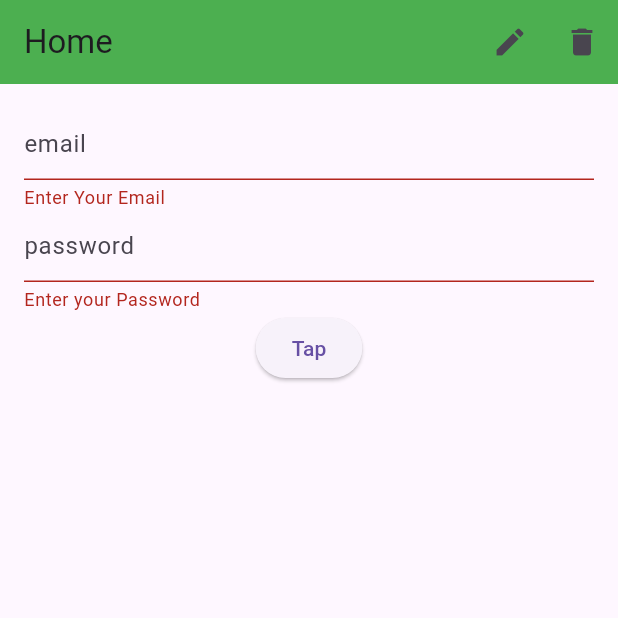
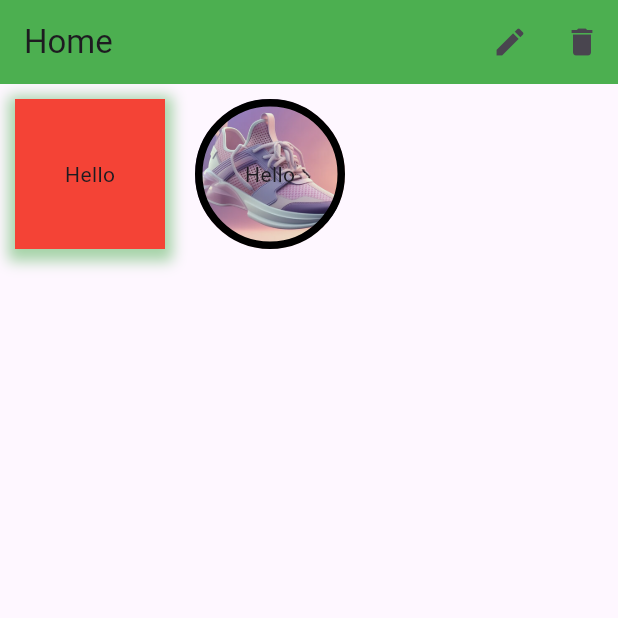
Before and after one commit to MahfuzAhmed28/flutter_practice_project, a Flutter app: the screen it shows after launch, on a phone screen of 412 x 824 dp, the top half of it. Run offline on Flutter 3.47's test engine with Material 3 defaults, Android fonts, the phone set to English and light mode, and no system bars.

Commit message:
module-8-2

```diff
--- a/lib/main.dart
+++ b/lib/main.dart
@@ -41,118 +41,96 @@ class Home extends StatelessWidget {
         ],
         //leading: Icon(Icons.add),  Basically we dont use leading
       ),
-      /*body: ListView.builder(
+      /*body: ListView.separated(
         itemCount: friendList.length,
-        itemBuilder: (context,index)
-        {
-          return ListTile(
-            title: Text(friendList[index]),
-            subtitle: Text('Friend no $index'),
-            trailing: Icon(Icons.arrow_forward),
-            leading: CircleAvatar(
-              child: Icon(Icons.person),
+        itemBuilder: (BuildContext context, int index) {
+          return Column(
+            children: [
+              Text(friendList[index]),
+              Divider(
+                height: 10,
+                thickness: 10,
+                color: Colors.red,
+                indent: 10,
+                endIndent: 10,
               ),
-            onTap: () {
-              print('On Tap $index');
+            ],
+          );
         },
-            onLongPress: () {
-              print('On Long Tap $index');
+        separatorBuilder: (BuildContext context,int index) {
+          return Container(
+            //width: 50,
+            height: 10,
+
+            color: Colors.blue,
+          );
+          return Divider(
+            color: Colors.green,
+            indent: 10,
+          );
         },
-            tileColor: Colors.white38,
-            contentPadding: EdgeInsets.symmetric(horizontal: 24,vertical: 20),
-            enabled: true,
-            dense: false,
-            titleTextStyle: TextStyle(fontSize: 20,color: Colors.red),
-            selected: false,
-            selectedColor: Colors.black,
-          );
-        }
       ),*/
-      /*body: GridView(
-        gridDelegate: SliverGridDelegateWithFixedCrossAxisCount(
-          crossAxisCount: 2,
-          crossAxisSpacing: 10,
-          mainAxisSpacing: 5
+      body: Column(
+        children: [
+          Row(
+            children: [
+              Container(
+                width: 100,
+                height: 100,
+
+                alignment: Alignment.center,
+                decoration: BoxDecoration(
+                  color: Colors.red,
+                  boxShadow: <BoxShadow>[
+                    BoxShadow(
+                      color: Colors.green.withOpacity(0.5),
+                      spreadRadius: 5,
+                      blurRadius: 7,
+                      offset: Offset(0, 3)
+                    )
+                  ]
+
 
                 ),
+                padding: EdgeInsets.all(8),
+                margin: EdgeInsets.all(10),
+                child: Text('Hello'),
+              ),
+              Container(
+                width: 100,
+                height: 100,
 
-        children: [
-          Text('Hello'),
-          Text('Hello'),
-          Text('Hello'),
-          Text('Hello'),
-        ],
-      ),*/
-      /*body: GridView.builder(
-        itemCount: friendList.length,
-        gridDelegate: SliverGridDelegateWithFixedCrossAxisCount(crossAxisCount: 3),
-        itemBuilder: (contex, index)
-        {
-          return Center(child: Text(friendList[index]));
-        }*/
-       body: Padding(
-         padding: const EdgeInsets.all(16),
-         child: Form(
-           key: _formKey,
-           child: Column(
-             children: [
-              TextFormField(
-                autovalidateMode: AutovalidateMode.always,
-                //autovalidateMode: AutovalidateMode.onUserInteraction,
-                controller: _emailTEControler,
-                validator: (String? value)
-                {
-                  if(value==null || value!.isEmpty)
-                  {
-                    return 'Enter Your Email';
-                  }
-                  return null;
-                },
-                decoration: InputDecoration(
-                  hintText: 'email',
+                alignment: Alignment.center,
+                padding: EdgeInsets.all(8),
+                margin: EdgeInsets.all(10),
+                decoration: BoxDecoration(
+                  color: Colors.green,
+                  border: Border.all(
+                    color: Colors.black,
+                    width: 5,
                   ),
+                  //borderRadius: BorderRadius.circular(20),
+                  /*borderRadius: BorderRadius.only(
+                    topLeft: Radius.circular(10),
+                    bottomRight: Radius.circular(20),
+
+                  )*/
+                  shape: BoxShape.circle,
+                  image: DecorationImage(
+                    image: AssetImage('assets/images/shoe.jpg'),
+                    fit: BoxFit.cover,
+                    opacity: 0.9
                   ),
-               TextFormField(
-                 autovalidateMode: AutovalidateMode.always,
-                controller: _passTEControler,
-                validator: (String? value)
-                {
-                  if(value?.isEmpty ?? true)
-                  {
-                    return 'Enter your Password';
-                  }
-                  return null;
-                },
-                decoration: InputDecoration(
-                  hintText: 'password',
+
                 ),
-              ),
-               ElevatedButton(onPressed: (){
-                 /*String email=_emailTEControler.text;
-                 String password=_passTEControler.text;
-                 if(email.isNotEmpty && password.isNotEmpty)
-                 {
-                   print('Succesfully Log in');
-                 }
-                 else
-                 {
-                   print('Failed to Log in');
-                 }*/
-                 if(_formKey.currentState!.validate())
-                 {
-                   print('Succesfully Log in');
-                 }
-                 else
-                 {
-                   print('Failed to Log in');
-                 }
-               },
-                 child: Text('Tap')
+                child: Text('Hello'),
               )
             ],
-           ),
-         ),
-       ),
+          )
+        ],
+      )
+
+
     );
   }
 }
```
Lines whose indentation alone changed are shown as unchanged.
